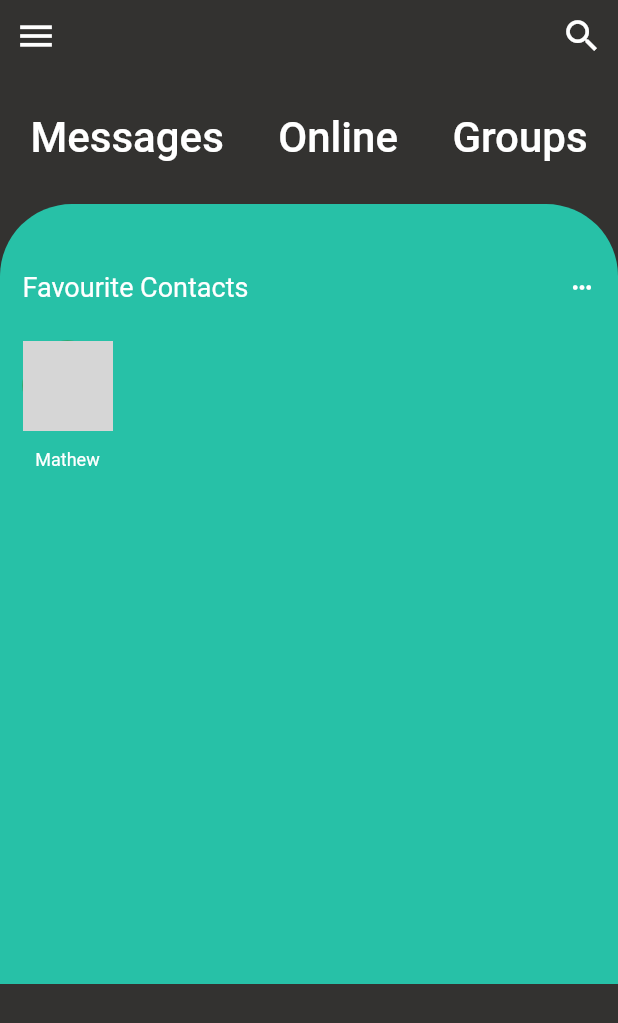
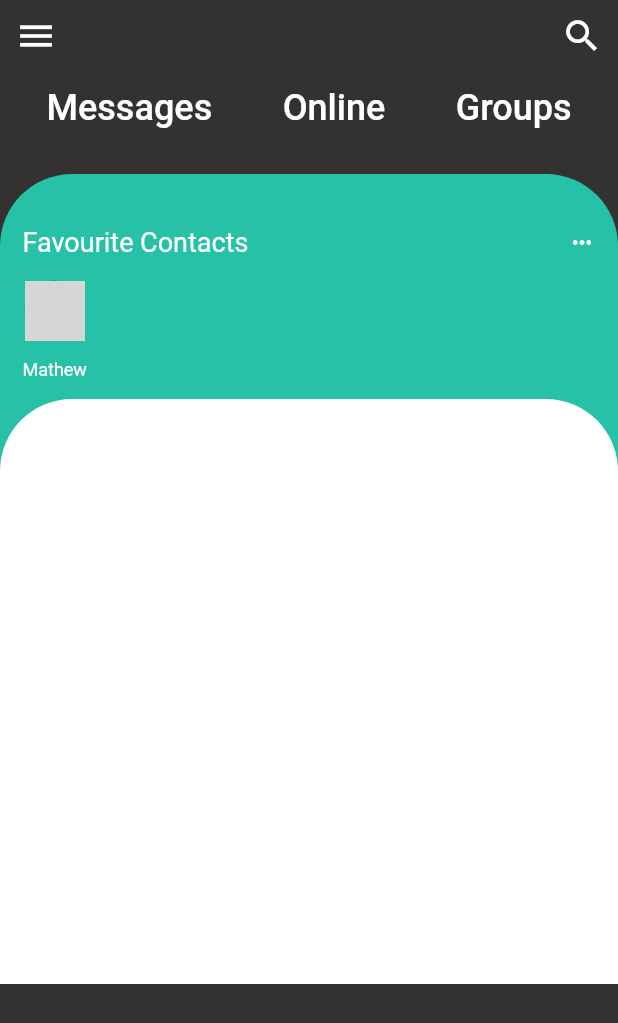
Before and after one commit to devenderbutani21/ChatAppUI, a Flutter app: the screen it shows after launch, on a phone screen of 412 x 824 dp. Shown: the top 1023 px of the screen. Run offline on Flutter 3.47's test engine with Material 2 defaults, Android fonts, the phone set to English and light mode, and no system bars; network calls fail; grey boxes are pictures that could not be loaded.

Commit message:
Detail Changes

```diff
--- a/lib/screens/main_screen.dart
+++ b/lib/screens/main_screen.dart
@@ -30,9 +30,6 @@ class MainScreen extends StatelessWidget {
                   ),
                 ],
               ),
-              SizedBox(
-                height: 20.0,
-              ),
               Row(
                 mainAxisAlignment: MainAxisAlignment.spaceEvenly,
                 children: <Widget>[
@@ -41,7 +38,7 @@ class MainScreen extends StatelessWidget {
                       'Messages',
                       style: TextStyle(
                         color: Colors.white,
-                        fontSize: 28.0,
+                        fontSize: 24.0,
                       ),
                     ),
                     onPressed: () {},
@@ -51,7 +48,7 @@ class MainScreen extends StatelessWidget {
                       'Online',
                       style: TextStyle(
                         color: Colors.white,
-                        fontSize: 28.0,
+                        fontSize: 24.0,
                       ),
                     ),
                     onPressed: () {},
@@ -61,7 +58,7 @@ class MainScreen extends StatelessWidget {
                       'Groups',
                       style: TextStyle(
                         color: Colors.white,
-                        fontSize: 28.0,
+                        fontSize: 24.0,
                       ),
                     ),
                     onPressed: () {},
@@ -74,7 +71,7 @@ class MainScreen extends StatelessWidget {
               Stack(
                 children: <Widget>[
                   Container(
-                    height: 520.0,
+                    height: 540.0,
                     width: 480.0,
                     decoration: BoxDecoration(
                       borderRadius: BorderRadius.only(
@@ -86,7 +83,7 @@ class MainScreen extends StatelessWidget {
                     child: Column(
                       children: <Widget>[
                         SizedBox(
-                          height: 30.0,
+                          height: 20.0,
                         ),
                         Container(
                           margin: EdgeInsets.all(15.0),
@@ -108,9 +105,6 @@ class MainScreen extends StatelessWidget {
                             ],
                           ),
                         ),
-                        SizedBox(
-                          height: 10.0,
-                        ),
                         Row(
                           children: <Widget>[
                             Column(
@@ -120,8 +114,8 @@ class MainScreen extends StatelessWidget {
                                     left: 15.0,
                                     bottom: 12.5,
                                   ),
-                                  height: 60.0,
-                                  width: 60.0,
+                                  height: 40.0,
+                                  width: 40.0,
                                   child: CircleAvatar(
                                     backgroundImage: NetworkImage(
                                         'https://cdn.pixabay.com/photo/2016/03/09/10/23/model-1246028_1280.jpg'),
@@ -146,8 +140,22 @@ class MainScreen extends StatelessWidget {
                       ],
                     ),
                   ),
+                  Container(
+                    margin: EdgeInsets.only(
+                      top: 150,
+                    ),
+                    height: 390.0,
+                    width: 480.0,
+                    decoration: BoxDecoration(
+                      borderRadius: BorderRadius.only(
+                        topLeft: Radius.circular(48.0),
+                        topRight: Radius.circular(48.0),
+                      ),
+                      color: Colors.white,
+                    ),
+                  ),
                 ],
-              )
+              ),
             ],
           ),
         ),
```
